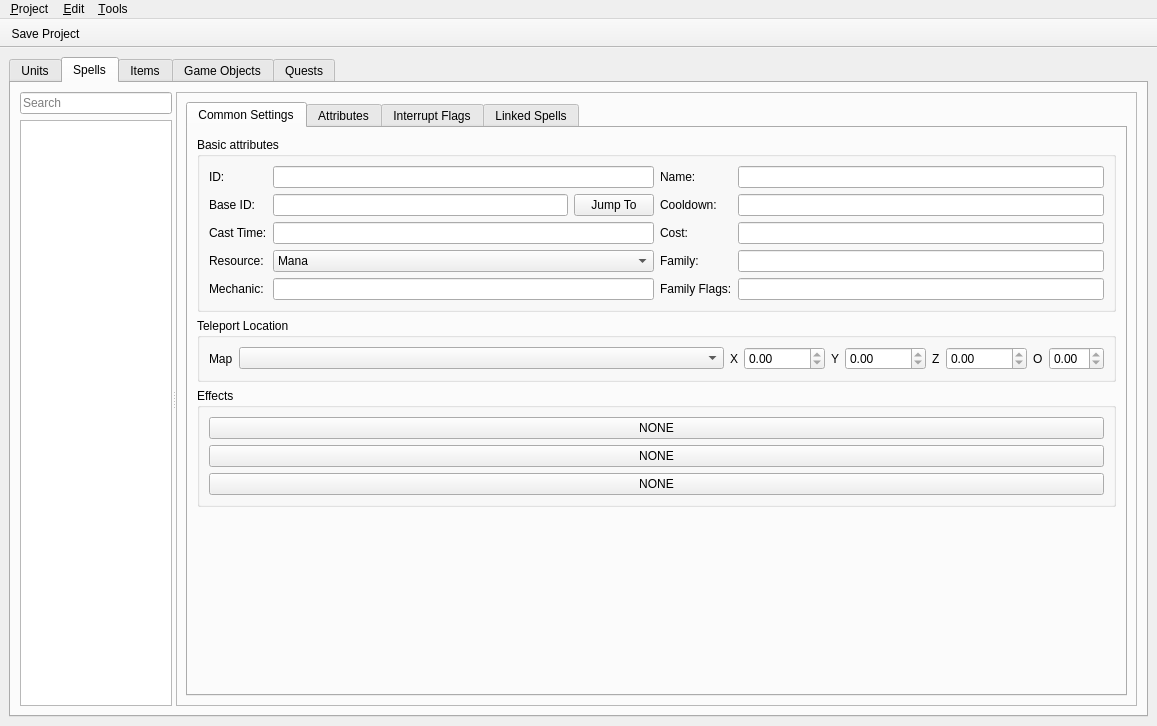
This is tools/editor/ui/object_editor.ui in Kyoril/wow-pp as Qt 5 draws it before an edit. The edited form follows.
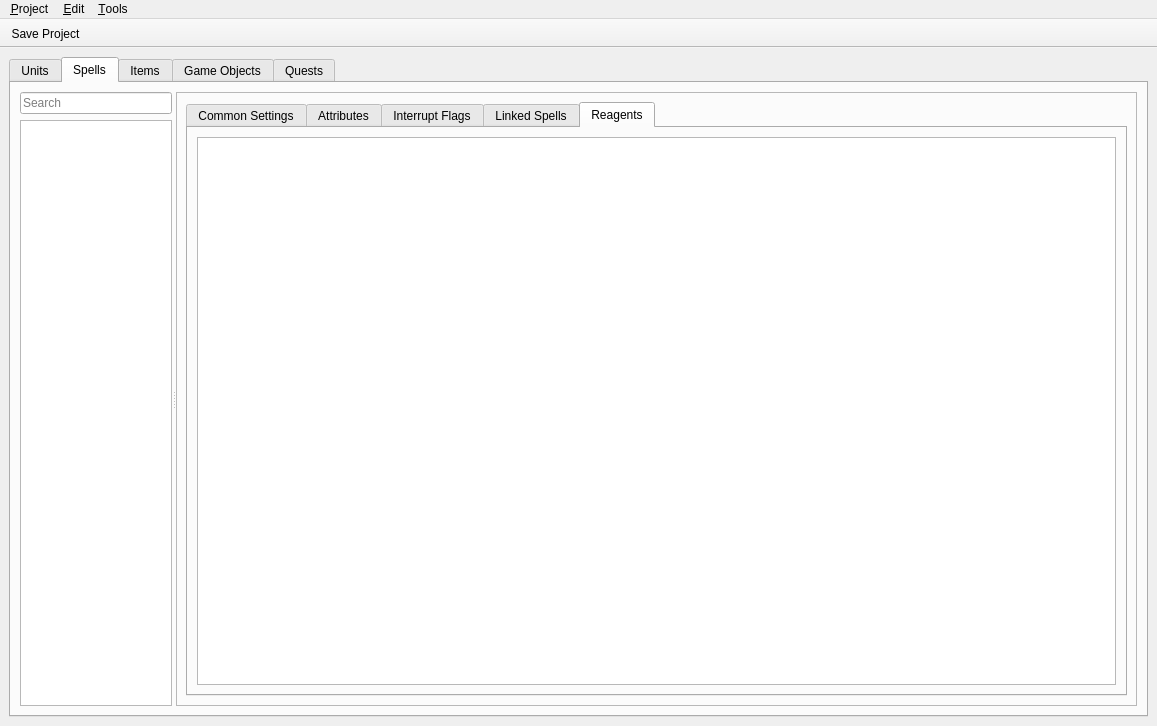
This is the edited form. The open tabs and pages were chosen to show the change. Icons and pictures are not drawn.

Commit message: Editor is able to display reagents

What changed in the file:
```diff
--- a/tools/editor/ui/object_editor.ui
+++ b/tools/editor/ui/object_editor.ui
@@ -4228,6 +4228,23 @@
                 </item>
                </layout>
               </widget>
+              <widget class="QWidget" name="reagentTab">
+               <attribute name="title">
+                <string>Reagents</string>
+               </attribute>
+               <layout class="QVBoxLayout" name="verticalLayout_53">
+                <item>
+                 <widget class="QListWidget" name="spellReagentList">
+                  <property name="sizePolicy">
+                   <sizepolicy hsizetype="Expanding" vsizetype="Preferred">
+                    <horstretch>0</horstretch>
+                    <verstretch>0</verstretch>
+                   </sizepolicy>
+                  </property>
+                 </widget>
+                </item>
+               </layout>
+              </widget>
              </widget>
             </item>
            </layout>
```
The commit also changes 1 other file.
